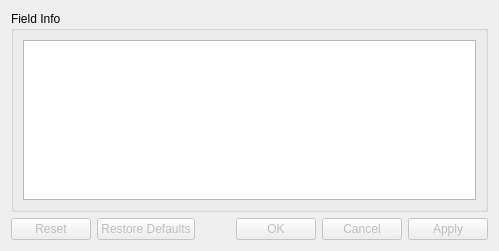
Before: the Qt Designer form src/Interface/Modules/Fields/ReportFieldInfoDialog.ui in SCIInstitute/SCIRun, drawn with Qt 5.
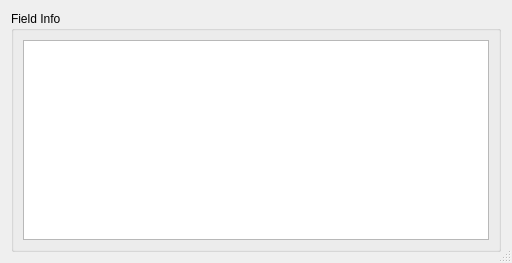
After: the same form once the commit is applied.

Patch:
```diff
--- a/src/Interface/Modules/Fields/ReportFieldInfoDialog.ui
+++ b/src/Interface/Modules/Fields/ReportFieldInfoDialog.ui
@@ -6,12 +6,12 @@
    <rect>
     <x>0</x>
     <y>0</y>
-    <width>499</width>
-    <height>251</height>
+    <width>512</width>
+    <height>263</height>
    </rect>
   </property>
   <property name="sizePolicy">
-   <sizepolicy hsizetype="Fixed" vsizetype="Fixed">
+   <sizepolicy hsizetype="Minimum" vsizetype="Minimum">
     <horstretch>0</horstretch>
     <verstretch>0</verstretch>
    </sizepolicy>
@@ -25,6 +25,9 @@
   <property name="windowTitle">
    <string>Dialog</string>
   </property>
+  <property name="sizeGripEnabled">
+   <bool>true</bool>
+  </property>
   <layout class="QVBoxLayout" name="verticalLayout">
    <item>
     <widget class="QGroupBox" name="groupBox">
@@ -45,22 +48,6 @@
      </layout>
     </widget>
    </item>
-   <item>
-    <widget class="QDialogButtonBox" name="buttonBox">
-     <property name="enabled">
-      <bool>false</bool>
-     </property>
-     <property name="orientation">
-      <enum>Qt::Horizontal</enum>
-     </property>
-     <property name="standardButtons">
-      <set>QDialogButtonBox::Apply|QDialogButtonBox::Cancel|QDialogButtonBox::Ok|QDialogButtonBox::Reset|QDialogButtonBox::RestoreDefaults</set>
-     </property>
-     <property name="centerButtons">
-      <bool>false</bool>
-     </property>
-    </widget>
-   </item>
   </layout>
  </widget>
  <resources/>
```
Left out of the diff: 35 changed lines with no effect on the pictures.
